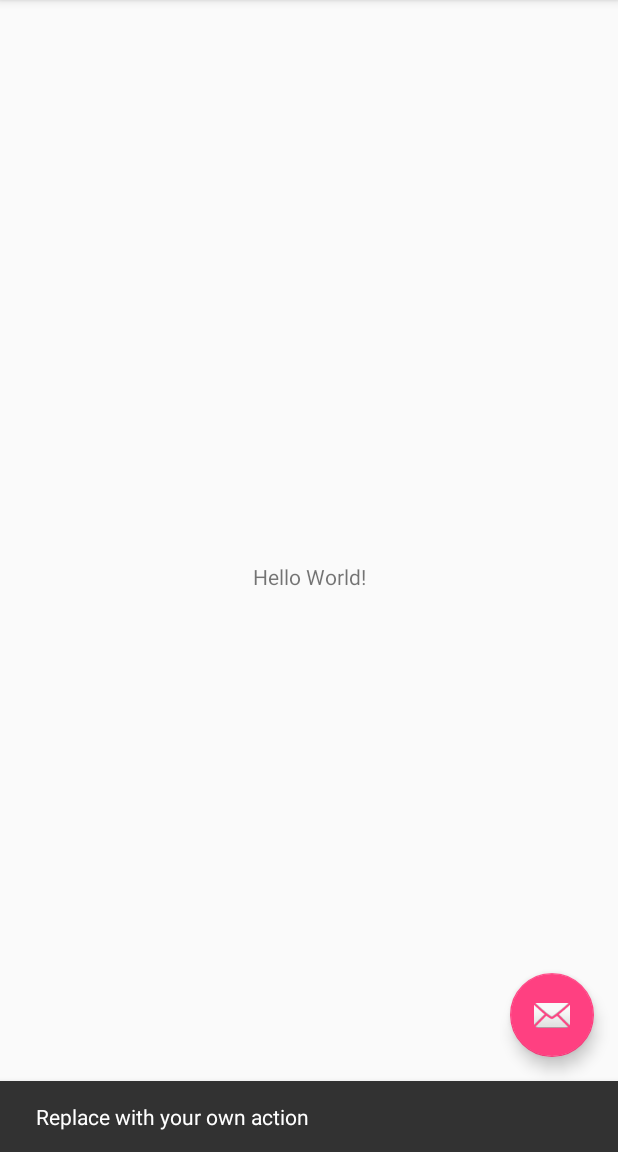
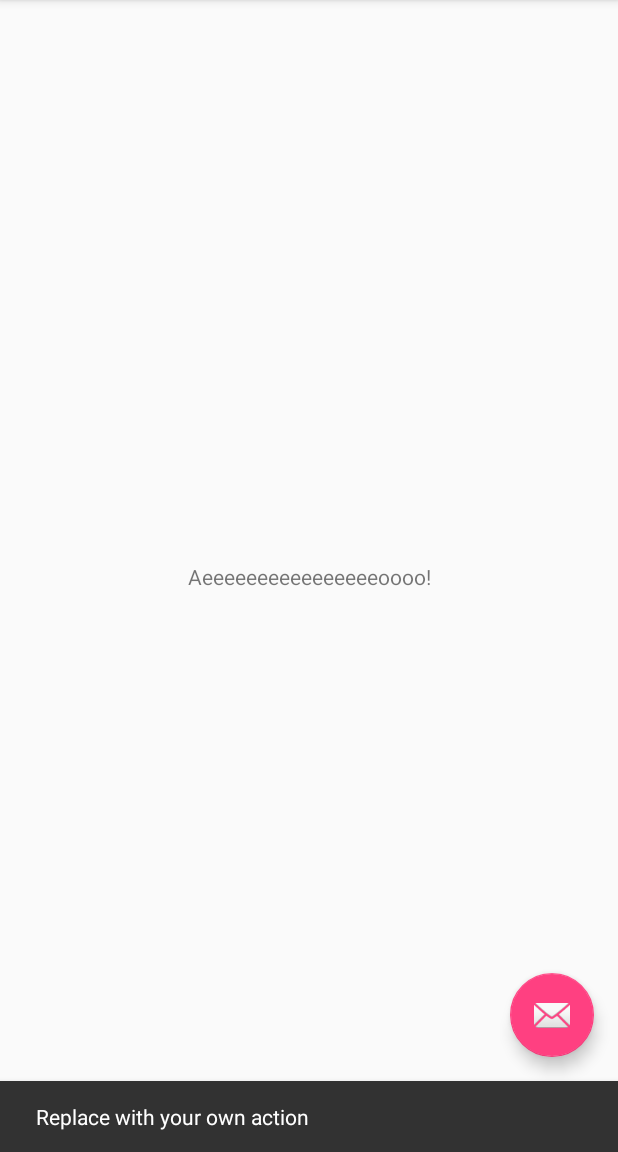
Before and after one commit to andersonb/TravisTestApp, an Android app: the screen it shows after launch (MainActivity), after a tap on an icon or button, on a phone screen of 412 x 824 dp, the part 84-1236 px from its top. Run offline under Robolectric (Android 15) with nearby library versions, the phone set to English and light mode, and no system bars.

Commit message:
Update content_main.xml
troquei o texto

```diff
--- a/app/src/main/res/layout/content_main.xml
+++ b/app/src/main/res/layout/content_main.xml
@@ -11,7 +11,7 @@
     <TextView
         android:layout_width="wrap_content"
         android:layout_height="wrap_content"
-        android:text="Hello World!"
+        android:text="Aeeeeeeeeeeeeeeeeoooo!"
         app:layout_constraintBottom_toBottomOf="parent"
         app:layout_constraintLeft_toLeftOf="parent"
         app:layout_constraintRight_toRightOf="parent"
```
